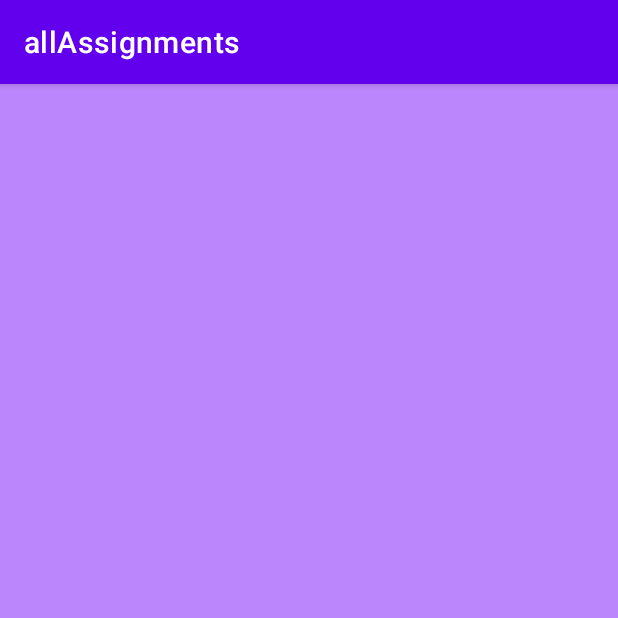
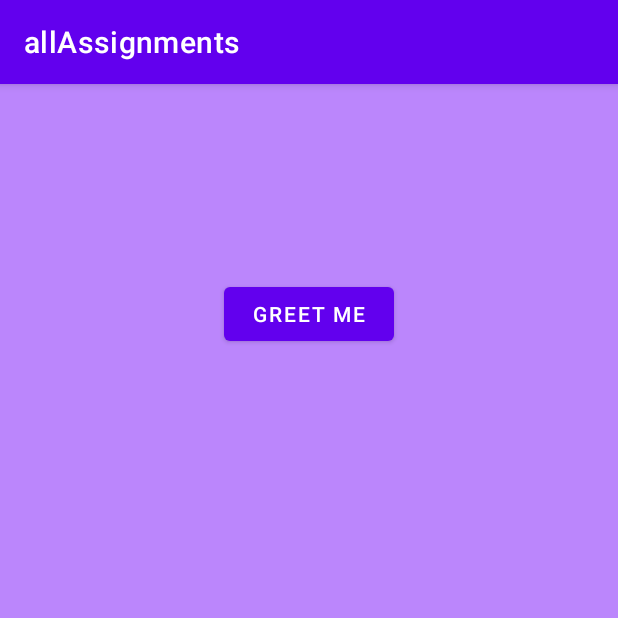
Before and after one commit to DnyaneshwariKolapkar/androidAssignments, an Android app: the screen it shows after launch (MainActivity), on a phone screen of 412 x 824 dp, the top half of it. Run offline under Robolectric (Android 15) with nearby library versions, the phone set to English and light mode, and no system bars.

Commit message:
added greet function

```diff
--- a/app/build.gradle
+++ b/app/build.gradle
@@ -29,6 +29,9 @@ android {
     kotlinOptions {
         jvmTarget = '1.8'
     }
+    buildFeatures {
+        viewBinding true
+    }
 }
 
 dependencies {
@@ -37,6 +40,8 @@ dependencies {
     implementation 'androidx.appcompat:appcompat:1.4.2'
     implementation 'com.google.android.material:material:1.6.1'
     implementation 'androidx.constraintlayout:constraintlayout:2.1.4'
+    implementation 'androidx.navigation:navigation-fragment-ktx:2.4.2'
+    implementation 'androidx.navigation:navigation-ui-ktx:2.4.2'
     testImplementation 'junit:junit:4.+'
     androidTestImplementation 'androidx.test.ext:junit:1.1.3'
     androidTestImplementation 'androidx.test.espresso:espresso-core:3.4.0'
--- a/app/src/main/AndroidManifest.xml
+++ b/app/src/main/AndroidManifest.xml
@@ -10,6 +10,11 @@
         android:supportsRtl="true"
         android:theme="@style/Theme.AllAssignments">
         <activity
+            android:name=".bdaygreet"
+            android:exported="true"
+            android:label="@string/title_activity_bdaygreet"
+            android:theme="@style/Theme.AllAssignments.NoActionBar" />
+        <activity
             android:name=".MainActivity"
             android:exported="true">
             <intent-filter>
--- a/app/src/main/java/com/example/allassignments/MainActivity.kt
+++ b/app/src/main/java/com/example/allassignments/MainActivity.kt
@@ -1,11 +1,19 @@
 package com.example.allassignments
 
+import android.content.Intent
 import androidx.appcompat.app.AppCompatActivity
 import android.os.Bundle
+import android.widget.Button
 
 class MainActivity : AppCompatActivity() {
     override fun onCreate(savedInstanceState: Bundle?) {
         super.onCreate(savedInstanceState)
         setContentView(R.layout.activity_main)
+
+        val btn1 = findViewById<Button>(R.id.button1)
+
+        btn1.setOnClickListener {
+            startActivity(Intent(this, bdaygreet::class.java))
+        }
     }
 }
--- a/app/src/main/res/layout/activity_main.xml
+++ b/app/src/main/res/layout/activity_main.xml
@@ -1,5 +1,5 @@
 <?xml version="1.0" encoding="utf-8"?>
-<androidx.constraintlayout.widget.ConstraintLayout xmlns:android="http://schemas.android.com/apk/res/android"
+<RelativeLayout xmlns:android="http://schemas.android.com/apk/res/android"
     xmlns:app="http://schemas.android.com/apk/res-auto"
     xmlns:tools="http://schemas.android.com/tools"
     android:layout_width="match_parent"
@@ -8,5 +8,18 @@
     android:background="@color/purple_200">
 
 
-
-</androidx.constraintlayout.widget.ConstraintLayout>
+    <Button
+        android:id="@+id/button1"
+        android:layout_width="113dp"
+        android:layout_height="wrap_content"
+        android:layout_alignParentStart="true"
+        android:layout_alignParentTop="true"
+        android:layout_alignParentEnd="true"
+        android:layout_marginStart="149dp"
+        android:layout_marginTop="129dp"
+        android:layout_marginEnd="149dp"
+        android:text="Greet Me"
+        app:layout_constraintEnd_toEndOf="parent"
+        app:layout_constraintStart_toStartOf="parent"
+        tools:layout_editor_absoluteY="157dp" />
+</RelativeLayout>
--- /dev/null
+++ b/app/src/main/res/values-land/dimens.xml
@@ -0,0 +1,3 @@
+<resources>
+    <dimen name="fab_margin">48dp</dimen>
+</resources>
--- /dev/null
+++ b/app/src/main/res/values-w1240dp/dimens.xml
@@ -0,0 +1,3 @@
+<resources>
+    <dimen name="fab_margin">200dp</dimen>
+</resources>
--- /dev/null
+++ b/app/src/main/res/values-w600dp/dimens.xml
@@ -0,0 +1,3 @@
+<resources>
+    <dimen name="fab_margin">48dp</dimen>
+</resources>
--- /dev/null
+++ b/app/src/main/res/values/dimens.xml
@@ -0,0 +1,3 @@
+<resources>
+    <dimen name="fab_margin">16dp</dimen>
+</resources>
--- a/app/src/main/res/values/themes.xml
+++ b/app/src/main/res/values/themes.xml
@@ -13,4 +13,13 @@
         <item name="android:statusBarColor" tools:targetApi="l">?attr/colorPrimaryVariant</item>
         <!-- Customize your theme here. -->
     </style>
+
+    <style name="Theme.AllAssignments.NoActionBar">
+        <item name="windowActionBar">false</item>
+        <item name="windowNoTitle">true</item>
+    </style>
+
+    <style name="Theme.AllAssignments.AppBarOverlay" parent="ThemeOverlay.AppCompat.Dark.ActionBar" />
+
+    <style name="Theme.AllAssignments.PopupOverlay" parent="ThemeOverlay.AppCompat.Light" />
 </resources>
```
Also changed, not shown: app/src/main/java/com/example/allassignments/bdaygreet.kt (added, +19 -0 lines), app/src/main/res/layout/activity_bdaygreet.xml (added, +38 -0 lines), app/src/main/res/values/strings.xml (+9 -0 lines).
